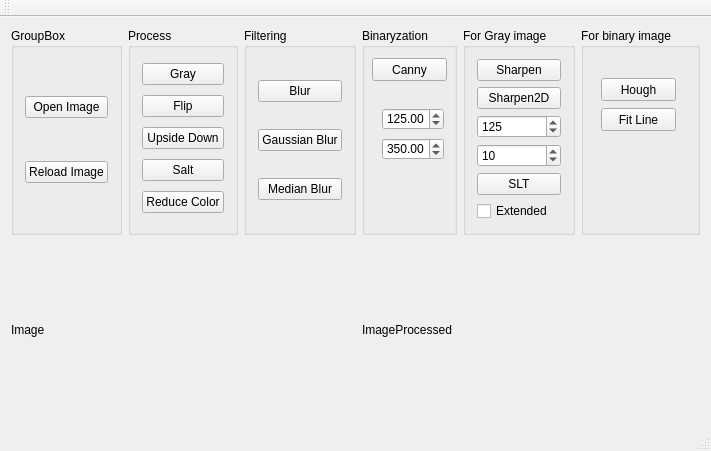
Above: OpenCarVision/mainwindow.ui from baidut/ITS before the change. Below: the same form after it.
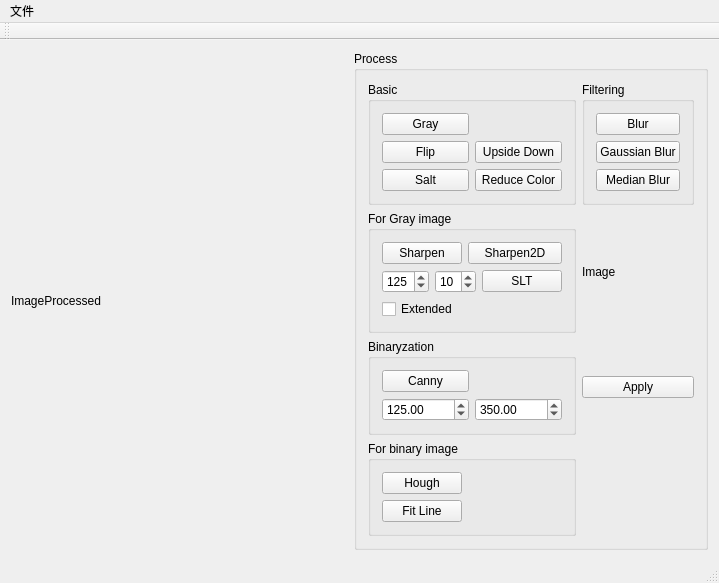
That is the form after the change.

Commit message:
*修复缩放问题，整理代码
利用OpenCV的缩放代替QT的缩放解决

The edit to the form file:
```diff
--- a/OpenCarVision/mainwindow.ui
+++ b/OpenCarVision/mainwindow.ui
@@ -6,16 +6,39 @@
    <rect>
     <x>0</x>
     <y>0</y>
-    <width>672</width>
-    <height>451</height>
+    <width>719</width>
+    <height>509</height>
    </rect>
   </property>
   <property name="windowTitle">
    <string>MainWindow</string>
   </property>
   <widget class="QWidget" name="centralWidget">
-   <layout class="QGridLayout" name="gridLayout">
-    <item row="0" column="2">
+   <layout class="QGridLayout" name="gridLayout_6">
+    <item row="1" column="0">
+     <layout class="QGridLayout" name="gridLayout_5">
+      <item row="0" column="0" rowspan="2">
+       <widget class="QLabel" name="label_imgProc">
+        <property name="text">
+         <string>ImageProcessed</string>
+        </property>
+       </widget>
+      </item>
+     </layout>
+    </item>
+    <item row="1" column="1">
+     <widget class="QGroupBox" name="groupBox_3">
+      <property name="sizePolicy">
+       <sizepolicy hsizetype="Fixed" vsizetype="Fixed">
+        <horstretch>0</horstretch>
+        <verstretch>0</verstretch>
+       </sizepolicy>
+      </property>
+      <property name="title">
+       <string>Process</string>
+      </property>
+      <layout class="QGridLayout" name="gridLayout_4">
+       <item row="1" column="1">
      <widget class="QGroupBox" name="groupBox_4">
       <property name="title">
        <string>Filtering</string>
@@ -45,128 +68,37 @@
       </layout>
      </widget>
     </item>
-    <item row="0" column="5">
-     <widget class="QGroupBox" name="groupBox_5">
-      <property name="title">
-       <string>For binary image</string>
-      </property>
-      <widget class="QPushButton" name="pushButton_hough">
-       <property name="geometry">
-        <rect>
-         <x>20</x>
-         <y>50</y>
-         <width>75</width>
-         <height>23</height>
-        </rect>
-       </property>
-       <property name="text">
-        <string>Hough</string>
-       </property>
-      </widget>
-      <widget class="QPushButton" name="pushButton_fitLine">
-       <property name="geometry">
-        <rect>
-         <x>20</x>
-         <y>80</y>
-         <width>75</width>
-         <height>23</height>
-        </rect>
-       </property>
-       <property name="text">
-        <string>Fit Line</string>
-       </property>
-      </widget>
-     </widget>
-    </item>
-    <item row="0" column="1">
-     <widget class="QGroupBox" name="groupBox">
-      <property name="title">
-       <string>Process</string>
-      </property>
-      <layout class="QGridLayout" name="gridLayout_2">
-       <item row="4" column="0">
-        <widget class="QPushButton" name="pushButton_reduceColor">
-         <property name="text">
-          <string>Reduce Color</string>
-         </property>
-        </widget>
-       </item>
-       <item row="1" column="0">
-        <widget class="QPushButton" name="pushButton_flip">
-         <property name="text">
-          <string>Flip</string>
-         </property>
-        </widget>
-       </item>
-       <item row="3" column="0">
-        <widget class="QPushButton" name="pushButton_salt">
-         <property name="text">
-          <string>Salt</string>
-         </property>
-        </widget>
-       </item>
-       <item row="0" column="0">
-        <widget class="QPushButton" name="pushButton_gray">
-         <property name="text">
-          <string>Gray</string>
-         </property>
-        </widget>
-       </item>
        <item row="2" column="0">
-        <widget class="QPushButton" name="pushButton_upsideDown">
-         <property name="text">
-          <string>Upside Down</string>
-         </property>
-        </widget>
-       </item>
-      </layout>
-     </widget>
-    </item>
-    <item row="0" column="4">
      <widget class="QGroupBox" name="groupBox_2">
       <property name="title">
        <string>For Gray image</string>
       </property>
-      <layout class="QGridLayout" name="gridLayout_3">
-       <item row="3" column="0">
-        <widget class="QSpinBox" name="spinBox_sltTh">
-         <property name="maximum">
-          <number>255</number>
-         </property>
-         <property name="value">
-          <number>125</number>
-         </property>
-        </widget>
-       </item>
-       <item row="0" column="0">
+         <layout class="QGridLayout" name="gridLayout">
+          <item row="0" column="0" colspan="2">
         <widget class="QPushButton" name="pushButton_sharpen">
          <property name="text">
           <string>Sharpen</string>
          </property>
         </widget>
        </item>
-       <item row="5" column="0">
-        <widget class="QPushButton" name="pushButton_slt">
-         <property name="text">
-          <string>SLT</string>
-         </property>
-        </widget>
-       </item>
-       <item row="2" column="0">
+          <item row="0" column="2" colspan="2">
         <widget class="QPushButton" name="pushButton_sharpen2D">
          <property name="text">
           <string>Sharpen2D</string>
          </property>
         </widget>
        </item>
-       <item row="6" column="0">
-        <widget class="QCheckBox" name="checkBox_extendedSlt">
-         <property name="text">
-          <string>Extended</string>
+          <item row="1" column="0">
+           <widget class="QSpinBox" name="spinBox_sltTh">
+            <property name="maximum">
+             <number>255</number>
+            </property>
+            <property name="value">
+             <number>125</number>
          </property>
         </widget>
        </item>
-       <item row="4" column="0">
+          <item row="1" column="1" colspan="2">
         <widget class="QSpinBox" name="spinBox_sltRange">
          <property name="minimum">
           <number>1</number>
@@ -176,59 +108,38 @@
          </property>
         </widget>
        </item>
-      </layout>
-     </widget>
-    </item>
-    <item row="0" column="0">
-     <widget class="QGroupBox" name="groupBox_3">
-      <property name="title">
-       <string>GroupBox</string>
-      </property>
-      <layout class="QGridLayout" name="gridLayout_4">
-       <item row="0" column="0">
-        <widget class="QPushButton" name="pushButton_open">
+          <item row="1" column="3">
+           <widget class="QPushButton" name="pushButton_slt">
          <property name="text">
-          <string>Open Image</string>
+             <string>SLT</string>
          </property>
         </widget>
        </item>
-       <item row="1" column="0">
-        <widget class="QPushButton" name="pushButton">
+          <item row="2" column="0" colspan="2">
+           <widget class="QCheckBox" name="checkBox_extendedSlt">
          <property name="text">
-          <string>Reload Image</string>
+             <string>Extended</string>
          </property>
         </widget>
        </item>
       </layout>
      </widget>
     </item>
-    <item row="0" column="3">
+       <item row="3" column="0">
      <widget class="QGroupBox" name="groupBox_6">
       <property name="title">
        <string>Binaryzation</string>
       </property>
+         <layout class="QGridLayout" name="gridLayout_3">
+          <item row="0" column="0">
       <widget class="QPushButton" name="pushButton_canny">
-       <property name="geometry">
-        <rect>
-         <x>10</x>
-         <y>30</y>
-         <width>75</width>
-         <height>23</height>
-        </rect>
-       </property>
        <property name="text">
         <string>Canny</string>
        </property>
       </widget>
+          </item>
+          <item row="1" column="0">
       <widget class="QDoubleSpinBox" name="doubleSpinBox_threshold1">
-       <property name="geometry">
-        <rect>
-         <x>20</x>
-         <y>80</y>
-         <width>62</width>
-         <height>22</height>
-        </rect>
-       </property>
        <property name="maximum">
         <double>1000.000000000000000</double>
        </property>
@@ -236,15 +147,9 @@
         <double>125.000000000000000</double>
        </property>
       </widget>
+          </item>
+          <item row="1" column="1">
       <widget class="QDoubleSpinBox" name="doubleSpinBox_threshold2">
-       <property name="geometry">
-        <rect>
-         <x>20</x>
-         <y>110</y>
-         <width>62</width>
-         <height>22</height>
-        </rect>
-       </property>
        <property name="maximum">
         <double>1000.000000000000000</double>
        </property>
@@ -252,20 +157,114 @@
         <double>350.000000000000000</double>
        </property>
       </widget>
-     </widget>
-    </item>
-    <item row="1" column="0" colspan="3">
+          </item>
+         </layout>
+         <zorder>pushButton_canny</zorder>
+         <zorder>doubleSpinBox_threshold1</zorder>
+         <zorder>doubleSpinBox_threshold2</zorder>
+         <zorder>groupBox_3</zorder>
+        </widget>
+       </item>
+       <item row="4" column="0">
+        <widget class="QGroupBox" name="groupBox_5">
+         <property name="title">
+          <string>For binary image</string>
+         </property>
+         <layout class="QFormLayout" name="formLayout">
+          <item row="0" column="0">
+           <widget class="QPushButton" name="pushButton_hough">
+            <property name="text">
+             <string>Hough</string>
+            </property>
+           </widget>
+          </item>
+          <item row="1" column="0">
+           <widget class="QPushButton" name="pushButton_fitLine">
+            <property name="text">
+             <string>Fit Line</string>
+            </property>
+           </widget>
+          </item>
+         </layout>
+        </widget>
+       </item>
+       <item row="1" column="0">
+        <widget class="QGroupBox" name="groupBox">
+         <property name="title">
+          <string>Basic</string>
+         </property>
+         <layout class="QGridLayout" name="gridLayout_2">
+          <item row="1" column="1">
+           <widget class="QPushButton" name="pushButton_upsideDown">
+            <property name="text">
+             <string>Upside Down</string>
+            </property>
+           </widget>
+          </item>
+          <item row="1" column="0">
+           <widget class="QPushButton" name="pushButton_flip">
+            <property name="text">
+             <string>Flip</string>
+            </property>
+           </widget>
+          </item>
+          <item row="2" column="1">
+           <widget class="QPushButton" name="pushButton_reduceColor">
+            <property name="text">
+             <string>Reduce Color</string>
+            </property>
+           </widget>
+          </item>
+          <item row="0" column="0">
+           <widget class="QPushButton" name="pushButton_gray">
+            <property name="text">
+             <string>Gray</string>
+            </property>
+           </widget>
+          </item>
+          <item row="2" column="0">
+           <widget class="QPushButton" name="pushButton_salt">
+            <property name="text">
+             <string>Salt</string>
+            </property>
+           </widget>
+          </item>
+         </layout>
+        </widget>
+       </item>
+       <item row="2" column="1">
      <widget class="QLabel" name="label_img">
+         <property name="sizePolicy">
+          <sizepolicy hsizetype="Preferred" vsizetype="Preferred">
+           <horstretch>0</horstretch>
+           <verstretch>0</verstretch>
+          </sizepolicy>
+         </property>
+         <property name="minimumSize">
+          <size>
+           <width>100</width>
+           <height>100</height>
+          </size>
+         </property>
+         <property name="maximumSize">
+          <size>
+           <width>100</width>
+           <height>100</height>
+          </size>
+         </property>
       <property name="text">
        <string>Image</string>
       </property>
      </widget>
     </item>
-    <item row="1" column="3" colspan="3">
-     <widget class="QLabel" name="label_imgProc">
+       <item row="3" column="1">
+        <widget class="QPushButton" name="pushButton_apply">
       <property name="text">
-       <string>ImageProcessed</string>
-      </property>
+          <string>Apply</string>
+         </property>
+        </widget>
+       </item>
+      </layout>
      </widget>
     </item>
    </layout>
@@ -275,10 +274,18 @@
     <rect>
      <x>0</x>
      <y>0</y>
-     <width>672</width>
+     <width>719</width>
      <height>23</height>
     </rect>
    </property>
+   <widget class="QMenu" name="menuFile">
+    <property name="title">
+     <string>文件</string>
+    </property>
+    <addaction name="action_openFile"/>
+    <addaction name="action_saveFile"/>
+   </widget>
+   <addaction name="menuFile"/>
   </widget>
   <widget class="QToolBar" name="mainToolBar">
    <attribute name="toolBarArea">
```
Left out of the diff: 10 changed lines with no effect on the pictures. Lines whose indentation alone changed are shown as unchanged. The commit also changes 2 other files.
